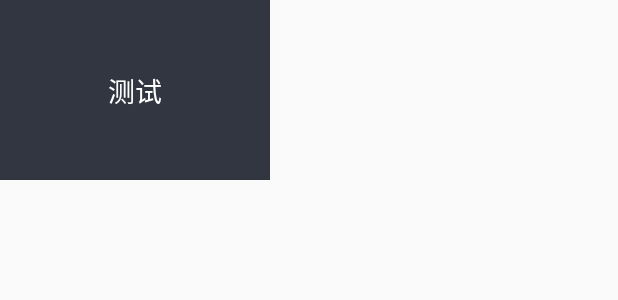
After one commit to GFZkkk/GFZCodeLab, an Android app: the layout layout_count_down.xml on its own in the app's theme, with its tools: preview values and no code run, on a phone screen of 412 x 824 dp. The commit adds this screen. Shown: the top 300 px of the screen. Run offline under Robolectric (Android 15) with nearby library versions, the light colour scheme and no system bars.

Commit message:
新增 悬浮窗

```diff
--- a/app/src/main/java/com/gfz/mvp/base/adapter/BaseCalendarAdapter.kt
+++ b/app/src/main/java/com/gfz/mvp/base/adapter/BaseCalendarAdapter.kt
@@ -4,12 +4,11 @@ import android.view.View
 import com.gfz.mvp.utils.DateUtil
 import com.gfz.mvp.utils.DateUtil.getCurStandardShortDate
 import com.gfz.mvp.utils.TopLog
-import kotlinx.coroutines.CoroutineScope
 import java.util.*
 import kotlin.collections.ArrayList
 
 /**
- * 日历适配器基类
+ * 日历适配器基p=-
  * 一般只需要实现生成bean的方法就可以用了。
  * 当加载的月份超过[partLimit]的两倍，将自动启动分布加载策略，也可以在后续手动设置[needLoadPartition]为false来关闭分步加载。
  * 分步加载将月的容器[monthList]为分两部分，每一部分大小为[partLimit]，当前在使用的为数据区，没被使用的为备用区。
--- a/app/src/main/java/com/gfz/mvp/ui/activity/MainActivity.kt
+++ b/app/src/main/java/com/gfz/mvp/ui/activity/MainActivity.kt
@@ -23,10 +23,12 @@ class MainActivity : BaseActivity() {
         val adapter = Test3Adapter()
         rvList.adapter = adapter
         rvList.layoutManager = LinearLayoutManager(this)
-        adapter.refresh(listOf(TestBean("cc")))
+        adapter.refresh(listOf(TestBean("日历试验区"),TestBean("滑动多选试验区"), TestBean("悬浮计时试验区")))
         adapter.setOnItemClickListener(OnItemClickListener { v, position ->
             when(position){
                 0 -> startActivity(Intent(this, TestCalendarActivity::class.java))
+                1 -> startActivity(Intent(this,TestMultiChooseActivity::class.java))
+                2 -> startActivity(Intent(this,TestCountDown::class.java))
             }
         })
     }
--- /dev/null
+++ b/app/src/main/res/layout/activity_countdown.xml
@@ -0,0 +1,6 @@
+<?xml version="1.0" encoding="utf-8"?>
+<androidx.constraintlayout.widget.ConstraintLayout
+    xmlns:android="http://schemas.android.com/apk/res/android" android:layout_width="match_parent"
+    android:layout_height="match_parent">
+
+</androidx.constraintlayout.widget.ConstraintLayout>
--- /dev/null
+++ b/app/src/main/res/layout/layout_count_down.xml
@@ -0,0 +1,28 @@
+<?xml version="1.0" encoding="utf-8"?>
+<androidx.constraintlayout.widget.ConstraintLayout xmlns:android="http://schemas.android.com/apk/res/android"
+    android:layout_width="180dp"
+    android:layout_height="120dp"
+    xmlns:app="http://schemas.android.com/apk/res-auto">
+    <View
+        android:id="@+id/v_bg"
+        android:layout_width="match_parent"
+        android:layout_height="match_parent"
+        android:background="@color/col_323640"/>
+    <ImageView
+        android:id="@+id/iv_close"
+        android:layout_width="30dp"
+        android:layout_height="30dp"
+        app:layout_constraintTop_toTopOf="parent"
+        app:layout_constraintRight_toRightOf="parent"/>
+    <TextView
+        android:id="@+id/tv_time"
+        android:layout_width="wrap_content"
+        android:layout_height="wrap_content"
+        android:text="测试"
+        android:textColor="@color/white"
+        android:textSize="18sp"
+        app:layout_constraintTop_toTopOf="parent"
+        app:layout_constraintBottom_toBottomOf="parent"
+        app:layout_constraintLeft_toLeftOf="parent"
+        app:layout_constraintRight_toRightOf="parent"/>
+</androidx.constraintlayout.widget.ConstraintLayout>
```
Also changed, not shown: app/src/main/AndroidManifest.xml (+7 -0 lines), app/src/main/java/com/gfz/mvp/service/DrawOverService.kt (added, +137 -0 lines), app/src/main/java/com/gfz/mvp/ui/activity/TestCountDown.kt (added, +40 -0 lines), app/src/main/java/com/gfz/mvp/utils/CommUtil.kt (+12 -1 lines), app/src/main/res/drawable-v24/close_white.png (added).
